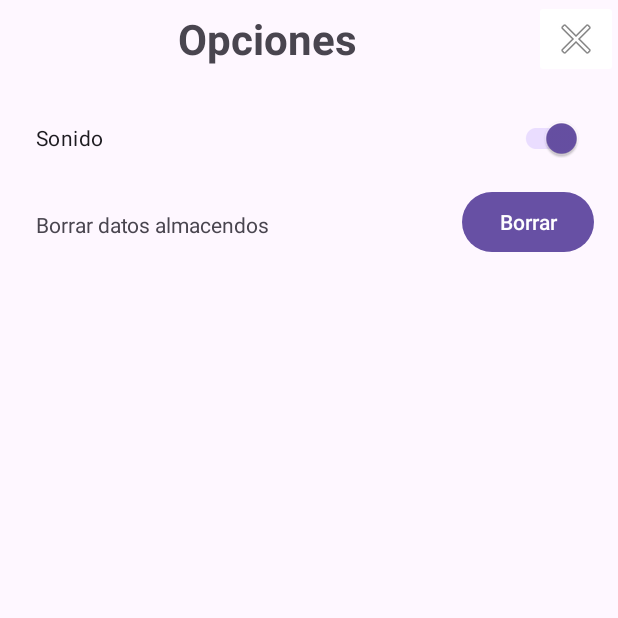
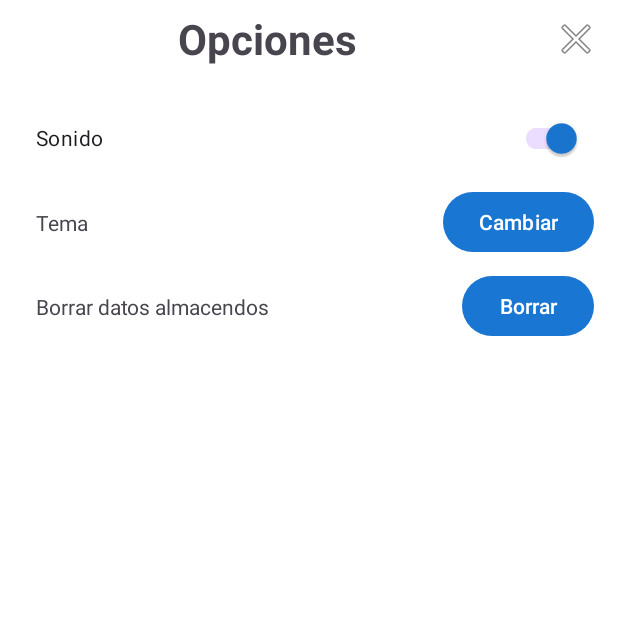
Before and after one commit to dagoes/DiceRoller, an Android app: the screen it shows after launch (Opciones), after a tap on "Opciones", on a phone screen of 412 x 824 dp, the top half of it. Run offline under Robolectric (Android 15) with nearby library versions, the phone set to English and light mode, and no system bars.

Commit message:
Creados e implemtados temas claro y oscuro

```diff
--- a/app/src/main/java/com/example/diceroller/MainActivity.java
+++ b/app/src/main/java/com/example/diceroller/MainActivity.java
@@ -5,7 +5,10 @@ import android.content.SharedPreferences;
 import android.os.Bundle;
 import android.view.View;
 import android.widget.Button;
+import android.widget.ImageView;
+
 import androidx.appcompat.app.AppCompatActivity;
+import androidx.appcompat.app.AppCompatDelegate;
 
 import com.example.diceroller.activities.LanzarDado;
 import com.example.diceroller.activities.Opciones;
@@ -19,6 +22,18 @@ public class MainActivity extends AppCompatActivity {
     protected void onCreate(Bundle savedInstanceState) {
         super.onCreate(savedInstanceState);
         setContentView(R.layout.activity_main);
+
+        SharedPreferences sharedPreferences = getSharedPreferences("Dados", MODE_PRIVATE);
+        boolean isDarkMode = sharedPreferences.getBoolean("is_dark_mode", false);
+
+        // Configurar el modo de tema según la preferencia guardada
+        if (isDarkMode) {
+            AppCompatDelegate.setDefaultNightMode(AppCompatDelegate.MODE_NIGHT_YES);
+            ImageView logo = findViewById(R.id.imageLogo);
+            logo.setImageResource(R.drawable.dice_icon_dark);
+        } else {
+            AppCompatDelegate.setDefaultNightMode(AppCompatDelegate.MODE_NIGHT_NO);
+        }
 
         Button btnUnDado = findViewById(R.id.buttonUnDado);
 
--- a/app/src/main/java/com/example/diceroller/activities/Opciones.java
+++ b/app/src/main/java/com/example/diceroller/activities/Opciones.java
@@ -9,6 +9,7 @@ import android.widget.Button;
 import android.widget.ImageButton;
 
 import androidx.appcompat.app.AppCompatActivity;
+import androidx.appcompat.app.AppCompatDelegate;
 
 import com.example.diceroller.R;
 import com.example.diceroller.database.DBHelper;
@@ -34,6 +35,25 @@ public class Opciones extends AppCompatActivity {
             SharedPreferences.Editor editor = sharedPreferences.edit();
             editor.putBoolean("sonido", isChecked);
             editor.apply();
+        });
+
+        Button btnTheme = findViewById(R.id.buttonTheme);
+
+        btnTheme.setOnClickListener(new View.OnClickListener() {
+            @Override
+            public void onClick(View v) {
+                int currentNightMode = getResources().getConfiguration().uiMode & android.content.res.Configuration.UI_MODE_NIGHT_MASK;
+
+                if (currentNightMode == android.content.res.Configuration.UI_MODE_NIGHT_YES) {
+                    // Cambiar a modo claro
+                    AppCompatDelegate.setDefaultNightMode(AppCompatDelegate.MODE_NIGHT_NO);
+                    sharedPreferences.edit().putBoolean("is_dark_mode", false).apply();
+                } else {
+                    // Cambiar a modo oscuro
+                    AppCompatDelegate.setDefaultNightMode(AppCompatDelegate.MODE_NIGHT_YES);
+                    sharedPreferences.edit().putBoolean("is_dark_mode", true).apply();
+                }
+            }
         });
 
         Button btnBorrar = findViewById(R.id.buttonBorrar);
@@ -73,8 +93,10 @@ public class Opciones extends AppCompatActivity {
         try(DBHelper dbHelper = new DBHelper(this);){
             dbHelper.emptyTable();
         } catch(Exception ignored){}
-        //Cambiar el estado del switch de sonido
+        //Cambiar el estado de sonido a activado
         switchSonido.setChecked(true);
+        // Cambiar a modo claro
+        AppCompatDelegate.setDefaultNightMode(AppCompatDelegate.MODE_NIGHT_NO);
         //Vaciar SharedPreferences
         SharedPreferences.Editor editor = sharedPreferences.edit();
         editor.clear();
--- /dev/null
+++ b/app/src/main/res/drawable/background_dark.xml
@@ -0,0 +1,4 @@
+<?xml version="1.0" encoding="utf-8"?>
+<layer-list xmlns:android="http://schemas.android.com/apk/res/android">
+    <item android:drawable="@color/black"/>
+</layer-list>
--- /dev/null
+++ b/app/src/main/res/drawable/background_light.xml
@@ -0,0 +1,4 @@
+<?xml version="1.0" encoding="utf-8"?>
+<layer-list xmlns:android="http://schemas.android.com/apk/res/android">
+    <item android:drawable="@color/white"/>
+</layer-list>
--- a/app/src/main/res/layout/activity_options.xml
+++ b/app/src/main/res/layout/activity_options.xml
@@ -1,7 +1,6 @@
 <?xml version="1.0" encoding="utf-8"?>
 <androidx.constraintlayout.widget.ConstraintLayout xmlns:android="http://schemas.android.com/apk/res/android"
     xmlns:app="http://schemas.android.com/apk/res-auto"
-    xmlns:tools="http://schemas.android.com/tools"
     android:layout_width="match_parent"
     android:layout_height="match_parent">
 
@@ -43,22 +42,41 @@
         app:layout_constraintTop_toBottomOf="@+id/cajaTitulo" />
 
     <TextView
+        android:id="@+id/textViewTheme"
+        android:layout_width="wrap_content"
+        android:layout_height="wrap_content"
+        android:layout_marginHorizontal="24dp"
+        android:text="Tema"
+        app:layout_constraintBottom_toBottomOf="@+id/buttonTheme"
+        app:layout_constraintStart_toStartOf="parent"
+        app:layout_constraintTop_toTopOf="@+id/buttonTheme" />
+
+    <Button android:id="@+id/buttonTheme"
+        android:layout_width="wrap_content"
+        android:layout_height="wrap_content"
+        android:layout_marginVertical="8dp"
+        android:layout_marginHorizontal="16dp"
+        android:text="Cambiar"
+        app:layout_constraintEnd_toEndOf="parent"
+        app:layout_constraintTop_toBottomOf="@+id/switchSonido"/>
+
+    <TextView
         android:id="@+id/textViewBorrar"
         android:layout_width="wrap_content"
         android:layout_height="wrap_content"
-        android:layout_margin="24dp"
+        android:layout_marginHorizontal="24dp"
         android:text="Borrar datos almacendos"
+        app:layout_constraintBottom_toBottomOf="@+id/buttonBorrar"
         app:layout_constraintStart_toStartOf="parent"
-        app:layout_constraintTop_toBottomOf="@+id/switchSonido" />
+        app:layout_constraintTop_toTopOf="@+id/buttonBorrar" />
 
-    <Button
-        android:id="@+id/buttonBorrar"
+    <Button android:id="@+id/buttonBorrar"
         android:layout_width="wrap_content"
         android:layout_height="wrap_content"
         android:layout_marginVertical="8dp"
         android:layout_marginHorizontal="16dp"
         android:text="Borrar"
         app:layout_constraintEnd_toEndOf="parent"
-        app:layout_constraintTop_toBottomOf="@+id/switchSonido" />
+        app:layout_constraintTop_toBottomOf="@+id/buttonTheme"/>
 
 </androidx.constraintlayout.widget.ConstraintLayout>
--- a/app/src/main/res/values-night/themes.xml
+++ b/app/src/main/res/values-night/themes.xml
@@ -4,4 +4,32 @@
         <!-- Customize your dark theme here. -->
         <!-- <item name="colorPrimary">@color/my_dark_primary</item> -->
     </style>
+
+    <style name="Theme.DiceRoller" parent="Base.Theme.DiceRoller" >
+        <!--  Colores del tema en modo oscuro  -->
+        <item name="colorPrimary">@color/blue</item>
+        <item name="colorPrimaryDark">@color/blue_dark</item>
+        <!--  Fondo de la aplicación en modo oscuro  -->
+        <item name="android:windowBackground">@drawable/background_dark</item>
+        <!--  Texto de la aplicación en modo oscuro  -->
+        <item name="android:textColor">@android:color/white</item>
+        <!--  Estilo del botón en modo oscuro  -->
+        <item name="buttonStyle">@style/CustomButtonStyle</item>
+        <!--  Estilo del botón imagen en modo oscuro  -->
+        <item name="imageButtonStyle">@style/CustomImageButtonStyle</item>
+    </style>
+
+    <!--  Estilo para los botones  -->
+    <style name="CustomButtonStyle">
+        <!--  Color del botón  -->
+        <item name="android:backgroundTint">@color/blue</item>
+    </style>
+
+    <!--  Estilo para los botones imagen  -->
+    <style name="CustomImageButtonStyle">
+        <item name="android:backgroundTint">@color/black</item>
+        <!--  Fondo del botón  -->
+        <item name="android:padding">10dp</item>
+    </style>
+
 </resources>
--- a/app/src/main/res/values/colors.xml
+++ b/app/src/main/res/values/colors.xml
@@ -2,4 +2,7 @@
 <resources>
     <color name="black">#FF000000</color>
     <color name="white">#FFFFFFFF</color>
+    <color name="blue">#FF2196F3</color>
+    <color name="blue_dark">#FF1976D2</color>
+    <color name="blue_darker">#FF1565C0</color>
 </resources>
--- a/app/src/main/res/values/themes.xml
+++ b/app/src/main/res/values/themes.xml
@@ -5,5 +5,19 @@
         <!-- <item name="colorPrimary">@color/my_light_primary</item> -->
     </style>
 
-    <style name="Theme.DiceRoller" parent="Base.Theme.DiceRoller" />
+    <style name="Theme.DiceRoller" parent="Base.Theme.DiceRoller" >
+        <!--  Colores del tema en modo claro  -->
+        <item name="colorPrimary">@color/blue_dark</item>
+        <item name="colorPrimaryDark">@color/blue_darker</item>
+        <!--  Fondo de la aplicación en modo claro  -->
+        <item name="android:windowBackground">@drawable/background_light</item>
+        <!--  Estilo del botón en modo claro  -->
+        <item name="buttonStyle">@style/CustomButtonStyle</item>
+    </style>
+
+    <!--  Estilo para los botones  -->
+    <style name="CustomButtonStyle">
+        <item name="android:backgroundTint">@color/blue_dark</item>
+        <!--  Fondo del botón  -->
+    </style>
 </resources>
```
Also changed, not shown: app/src/main/res/drawable/dice_icon_dark.png (added).
